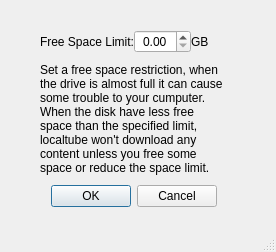
Before: the Qt Designer form uidiskspace.ui in karlito139/rss_youtube_dl, drawn with Qt 5.
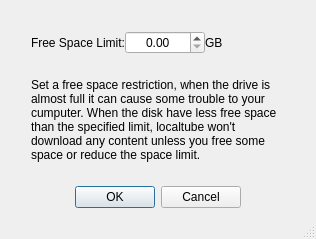
After: the same form once the commit is applied.

Commit message: - Diskspace windows finished (anchor ok)

The edit to the form file:
```diff
--- a/uidiskspace.ui
+++ b/uidiskspace.ui
@@ -6,8 +6,8 @@
    <rect>
     <x>0</x>
     <y>0</y>
-    <width>276</width>
-    <height>252</height>
+    <width>316</width>
+    <height>239</height>
    </rect>
   </property>
   <property name="windowTitle">
@@ -19,15 +19,8 @@
   <property name="sizeGripEnabled">
    <bool>true</bool>
   </property>
-  <widget class="QWidget" name="gridLayoutWidget_3">
-   <property name="geometry">
-    <rect>
-     <x>20</x>
-     <y>10</y>
-     <width>228</width>
-     <height>217</height>
-    </rect>
-   </property>
+  <layout class="QVBoxLayout" name="verticalLayout">
+   <item>
    <layout class="QGridLayout" name="gridLayout_3" rowstretch="0,1,0" columnstretch="0,1,0">
     <property name="sizeConstraint">
      <enum>QLayout::SetMaximumSize</enum>
@@ -164,7 +157,8 @@
      </spacer>
     </item>
    </layout>
-  </widget>
+   </item>
+  </layout>
  </widget>
  <resources/>
  <connections>
```
Lines whose indentation alone changed are shown as unchanged.
